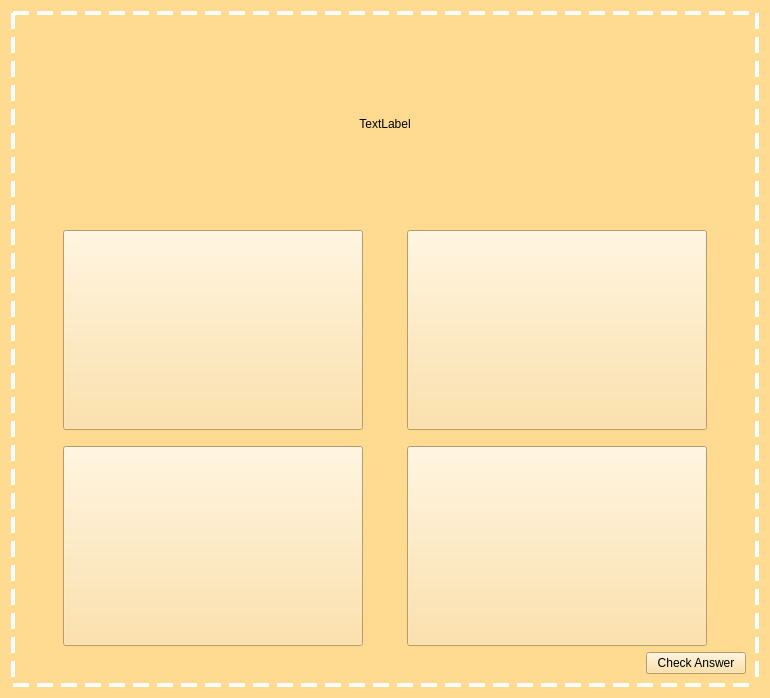
The window that meaningfulsymbolismactivity.ui (zxjorge/EDApp) describes before a commit, drawn with Qt 5.
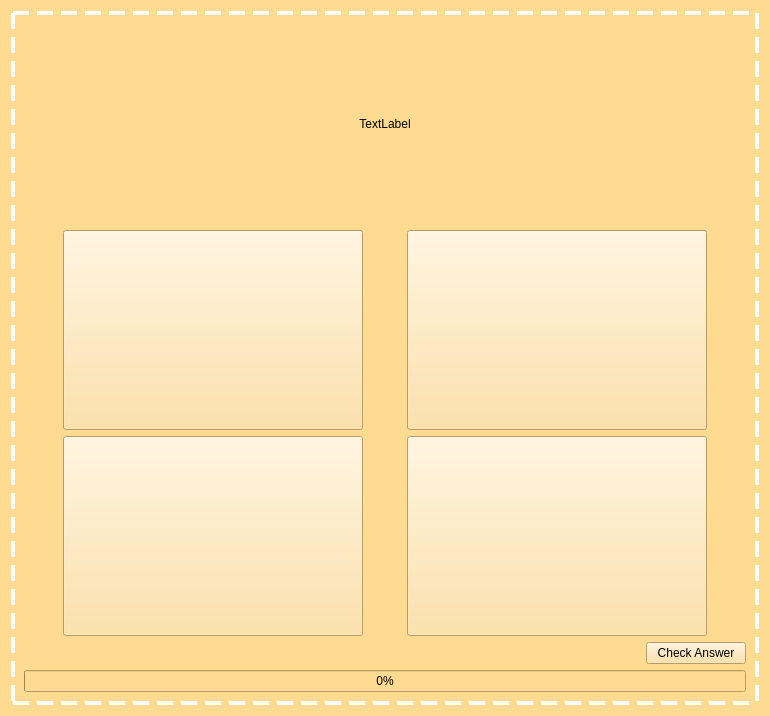
The same window after the commit.

Commit message: added progress bar to symbolism, and fixed keep simple

```diff
--- a/meaningfulsymbolismactivity.ui
+++ b/meaningfulsymbolismactivity.ui
@@ -7,7 +7,7 @@
     <x>0</x>
     <y>0</y>
     <width>770</width>
-    <height>698</height>
+    <height>715</height>
    </rect>
   </property>
   <property name="windowTitle">
@@ -230,6 +230,16 @@
           </property>
          </widget>
         </item>
+        <item>
+         <widget class="QProgressBar" name="progressBar">
+          <property name="layoutDirection">
+           <enum>Qt::LeftToRight</enum>
+          </property>
+          <property name="value">
+           <number>0</number>
+          </property>
+         </widget>
+        </item>
        </layout>
       </item>
      </layout>
```
The commit also changes 2 other files.
